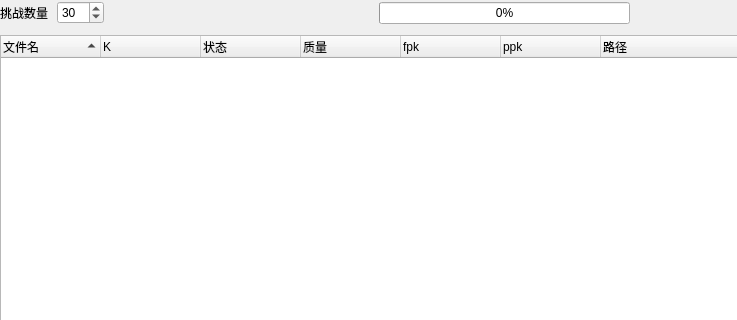
penglecn/ChiaTools, file ui/PlotCheckWidget.ui: the form before one commit; both pictures show x 0 to 737 and y 0 to 320 of the 969 by 628 pixel window.
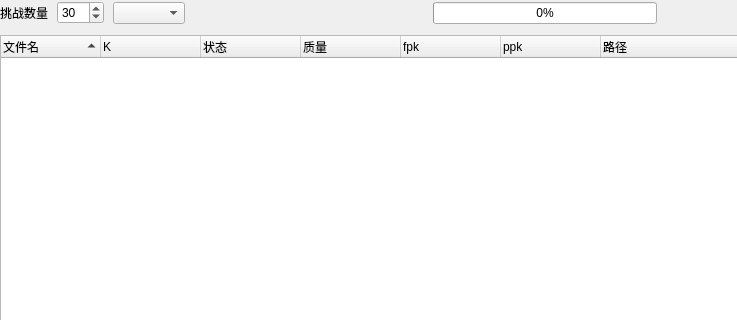
The form after the commit.

Commit message: 硬盘中当硬盘中只有一个目录时只显示目录

Diff of the .ui file:
```diff
--- a/ui/PlotCheckWidget.ui
+++ b/ui/PlotCheckWidget.ui
@@ -51,6 +51,9 @@
        </property>
       </widget>
      </item>
+     <item>
+      <widget class="QComboBox" name="comboBox"/>
+     </item>
      <item>
       <spacer name="horizontalSpacer_2">
        <property name="orientation">
```
The commit also changes 2 other files.
